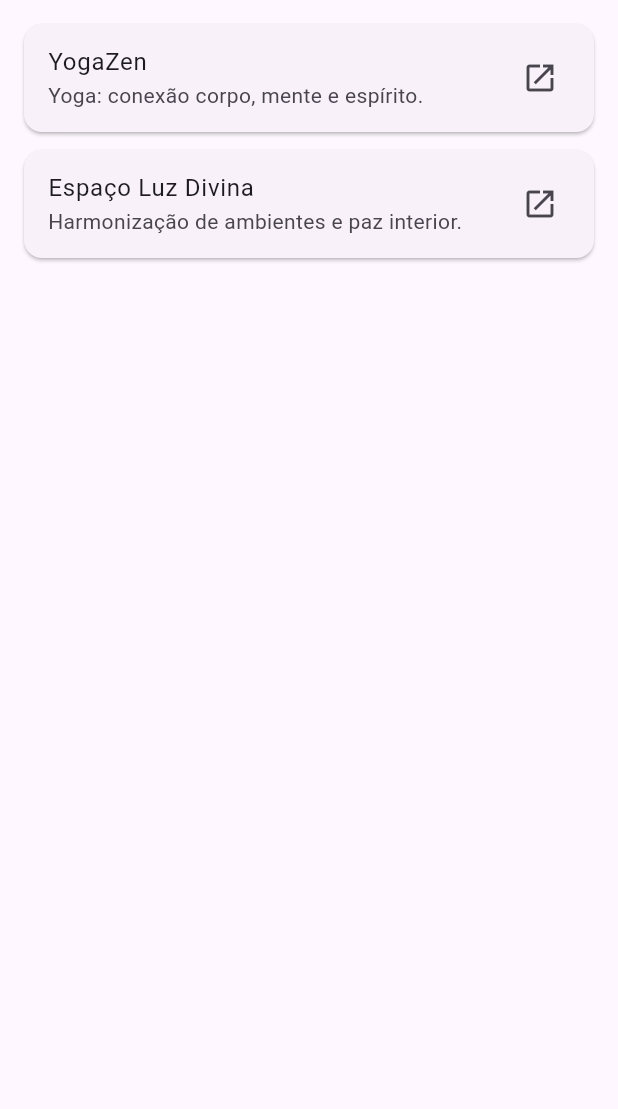
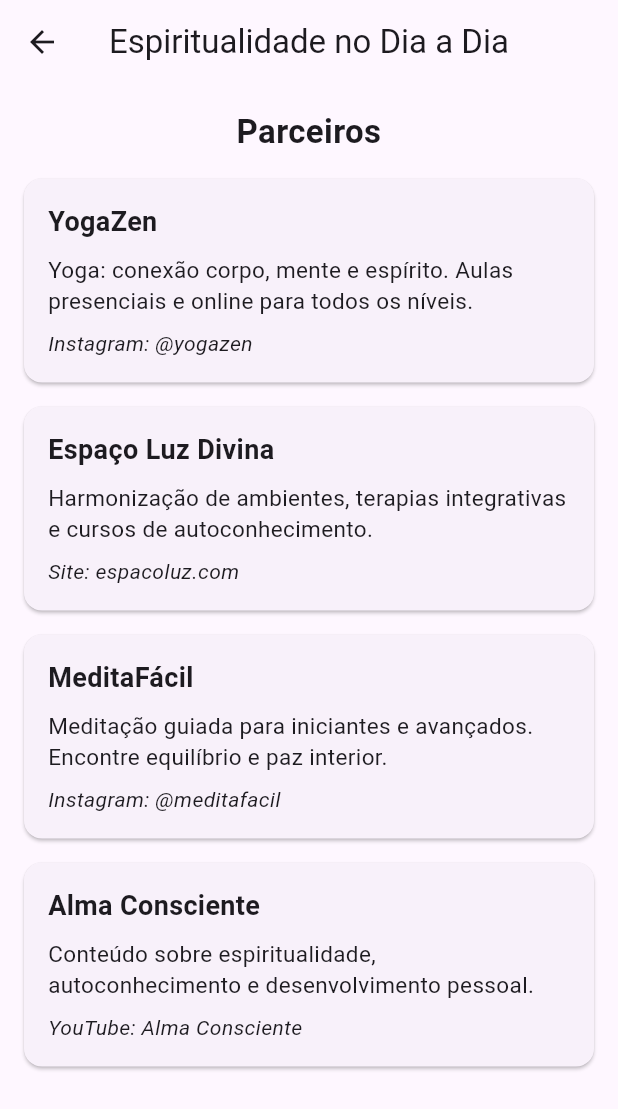
Before and after one commit to GuiNardiSS/Mais-Vida-em-Nossas-Vidas, a Flutter app: the EspiritualidadeDiaPage screen opened directly, on a phone screen of 412 x 824 dp. Shown: the top 1109 px of the screen. Run offline on Flutter 3.47's test engine with Material 3 defaults, Android fonts, the phone set to English and light mode, and no system bars; our stand-ins replace flutter_local_notifications, shared_preferences; missing offline and left inert: flutter_stripe; accounts and stored records are empty.

Commit message:
Atualizações e correções versão 1.0.6

```diff
--- a/lib/pages/assinaturas.dart
+++ b/lib/pages/assinaturas.dart
@@ -1,8 +1,4 @@
 import 'package:flutter/material.dart';
-import 'package:flutter/services.dart' show rootBundle;
-import 'package:pay/pay.dart';
-import 'pagamento_cartao.dart';
-import 'pagamento_pix.dart';
 
 class AssinaturasPage extends StatelessWidget {
   const AssinaturasPage({super.key});
--- a/lib/pages/espiritualidade_dia.dart
+++ b/lib/pages/espiritualidade_dia.dart
@@ -1,29 +1,81 @@
-
 import 'package:flutter/material.dart';
 
 class EspiritualidadeDiaPage extends StatelessWidget {
   const EspiritualidadeDiaPage({super.key});
+
   @override
   Widget build(BuildContext context) {
     final parceiros = const [
-      {'nome':'YogaZen','descricao':'Yoga: conexão corpo, mente e espírito.','link':'https://instagram.com/yogazen'},
-      {'nome':'Espaço Luz Divina','descricao':'Harmonização de ambientes e paz interior.','link':'https://espacoluz.com'},
+      {
+        'nome': 'YogaZen',
+        'descricao':
+            'Yoga: conexão corpo, mente e espírito. Aulas presenciais e online para todos os níveis.',
+        'contato': 'Instagram: @yogazen',
+      },
+      {
+        'nome': 'Espaço Luz Divina',
+        'descricao':
+            'Harmonização de ambientes, terapias integrativas e cursos de autoconhecimento.',
+        'contato': 'Site: espacoluz.com',
+      },
+      {
+        'nome': 'MeditaFácil',
+        'descricao':
+            'Meditação guiada para iniciantes e avançados. Encontre equilíbrio e paz interior.',
+        'contato': 'Instagram: @meditafacil',
+      },
+      {
+        'nome': 'Alma Consciente',
+        'descricao':
+            'Conteúdo sobre espiritualidade, autoconhecimento e desenvolvimento pessoal.',
+        'contato': 'YouTube: Alma Consciente',
+      },
     ];
     return Scaffold(
-      body: ListView.builder(
+      appBar: AppBar(
+        title: const Text('Espiritualidade no Dia a Dia'),
+        centerTitle: true,
+      ),
+      body: SingleChildScrollView(
         padding: const EdgeInsets.all(16),
-        itemCount: parceiros.length,
-        itemBuilder: (_, i) {
-          final p = parceiros[i];
-          return Card(
-            margin: const EdgeInsets.only(bottom: 12),
-            child: ListTile(
-              title: Text(p['nome']!),
-              subtitle: Text(p['descricao']!),
-              trailing: const Icon(Icons.open_in_new),
+        child: Column(
+          crossAxisAlignment: CrossAxisAlignment.stretch,
+          children: [
+            const Text(
+              'Parceiros',
+              style: TextStyle(fontSize: 22, fontWeight: FontWeight.bold),
+              textAlign: TextAlign.center,
             ),
-          );
-        },
+            const SizedBox(height: 16),
+            ...parceiros.map((p) => Card(
+                  margin: const EdgeInsets.only(bottom: 16),
+                  child: Padding(
+                    padding: const EdgeInsets.all(16),
+                    child: Column(
+                      crossAxisAlignment: CrossAxisAlignment.start,
+                      children: [
+                        Text(
+                          p['nome']!,
+                          style: const TextStyle(
+                              fontSize: 18, fontWeight: FontWeight.bold),
+                        ),
+                        const SizedBox(height: 8),
+                        Text(
+                          p['descricao']!,
+                          style: const TextStyle(fontSize: 15),
+                        ),
+                        const SizedBox(height: 8),
+                        Text(
+                          p['contato']!,
+                          style: const TextStyle(
+                              fontSize: 14, fontStyle: FontStyle.italic),
+                        ),
+                      ],
+                    ),
+                  ),
+                )),
+          ],
+        ),
       ),
     );
   }
```
Also changed, not shown: lib/pages/cartas_do_dia.dart (+71 -29 lines).
